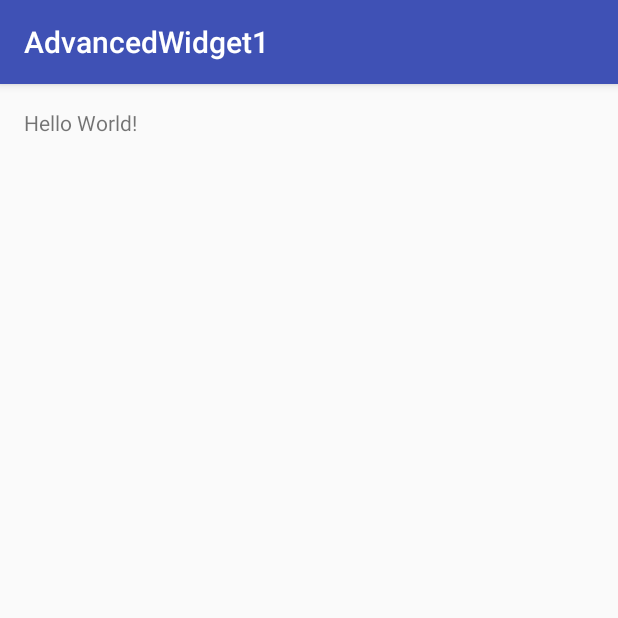
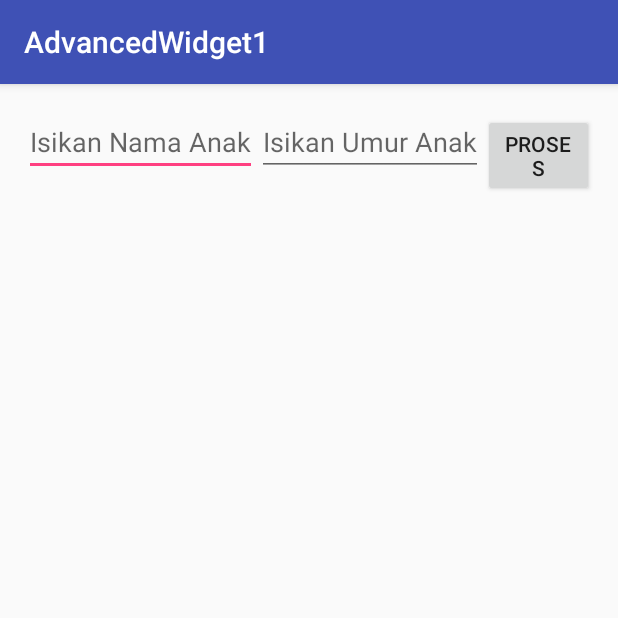
Before and after one commit to ErlinaNovita/AdvancedWidget1, an Android app: the screen it shows after launch (MainActivity), on a phone screen of 412 x 824 dp, the top half of it. Run offline under Robolectric (Android 15) with nearby library versions, the phone set to English and light mode, and no system bars.

Commit message:
Widget Progamming Part 1

```diff
--- a/app/src/main/java/id/sch/smktelkom_mlg/learn/advancedwidget1/MainActivity.java
+++ b/app/src/main/java/id/sch/smktelkom_mlg/learn/advancedwidget1/MainActivity.java
@@ -3,6 +3,12 @@ package id.sch.smktelkom_mlg.learn.advancedwidget1;
 
 import android.os.Bundle;
 import android.support.v7.app.AppCompatActivity;
+import android.text.InputType;
+import android.view.View;
+import android.widget.Button;
+import android.widget.EditText;
+import android.widget.LinearLayout;
+import android.widget.TextView;
 
 public class MainActivity extends AppCompatActivity {
 
@@ -10,5 +16,30 @@ public class MainActivity extends AppCompatActivity {
     protected void onCreate(Bundle savedInstanceState) {
         super.onCreate(savedInstanceState);
         setContentView(R.layout.activity_main);
+
+        LinearLayout llMain = (LinearLayout) findViewById(R.id.linearLayoutMain);
+
+        final EditText etNama = new EditText(this);
+        llMain.addView(etNama);
+        etNama.setHint("Isikan Nama Anak");
+
+        final EditText etUmur = new EditText(this);
+        llMain.addView(etUmur);
+        etUmur.setHint("Isikan Umur Anak");
+        etUmur.setInputType(InputType.TYPE_CLASS_NUMBER);
+
+        Button bProses = new Button(this);
+        bProses.setText("Proses");
+        llMain.addView(bProses);
+        final TextView tvHasil = new TextView(this);
+        llMain.addView(tvHasil);
+
+        bProses.setOnClickListener(new View.OnClickListener() {
+            @Override
+            public void onClick(View v) {
+                String nama = etNama.getText().toString();
+                String umur = etUmur.getText().toString();
+            }
+        });
     }
 }
--- a/app/src/main/res/layout/activity_main.xml
+++ b/app/src/main/res/layout/activity_main.xml
@@ -1,6 +1,7 @@
 <?xml version="1.0" encoding="utf-8"?>
-<RelativeLayout xmlns:android="http://schemas.android.com/apk/res/android"
+<LinearLayout xmlns:android="http://schemas.android.com/apk/res/android"
     xmlns:tools="http://schemas.android.com/tools"
+    android:id="@+id/linearLayoutMain"
     android:layout_width="match_parent"
     android:layout_height="match_parent"
     android:paddingBottom="@dimen/activity_vertical_margin"
@@ -9,8 +10,4 @@
     android:paddingTop="@dimen/activity_vertical_margin"
     tools:context="id.sch.smktelkom_mlg.learn.advancedwidget1.MainActivity">
 
-    <TextView
-        android:layout_width="wrap_content"
-        android:layout_height="wrap_content"
-        android:text="Hello World!" />
-</RelativeLayout>
+</LinearLayout>
```
